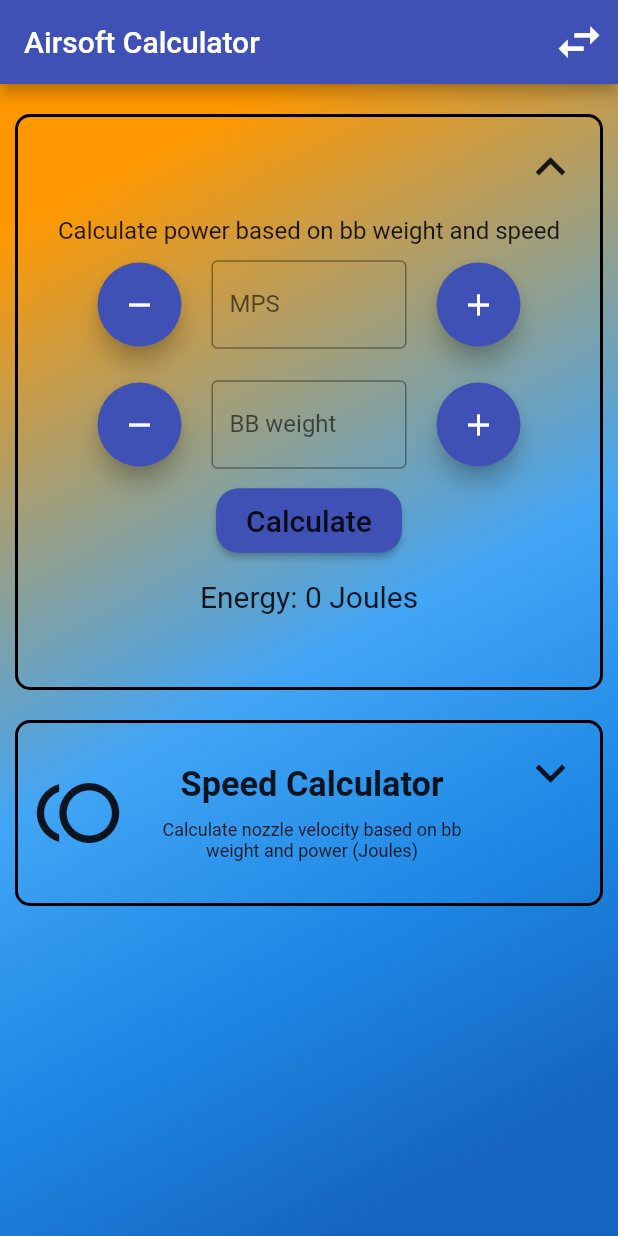
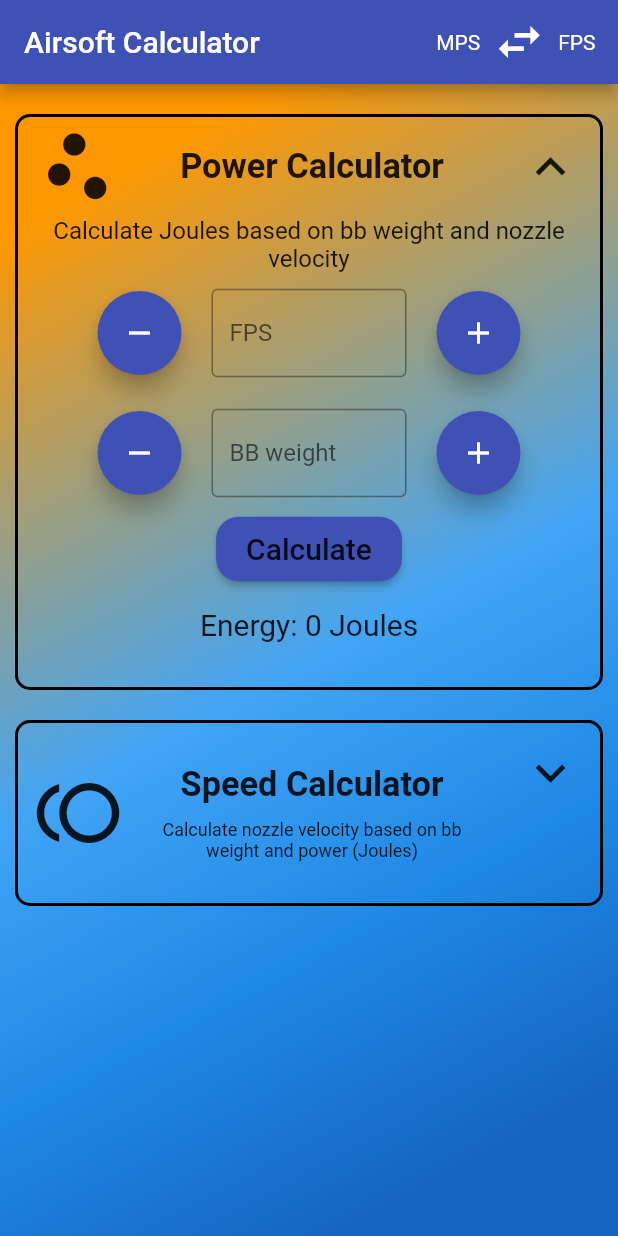
Before and after one commit to vladimir-grigore/airsoft_fps_calculator-, a Flutter app: the screen it shows after launch, after a tap on the "keyboard arrow down" icon, on a phone screen of 412 x 824 dp. Run offline on Flutter 3.47's test engine with Material 2 defaults, Android fonts, the phone set to English and light mode, and no system bars; missing offline and left inert: firebase_admob; accounts and stored records are empty; Roboto replaces fonts that are missing (Yantramanav-Thin).

Commit message:
Bug fixes

```diff
--- a/lib/components/joules_calculator.dart
+++ b/lib/components/joules_calculator.dart
@@ -50,6 +50,8 @@ class _JoulesCalculator extends State<JoulesCalculator> {
 
   void calculateJoules() {
     if(_weightController.text == "" || _speedController.text == "") {
+      joules = 0.toStringAsFixed(2);
+    } else if(double.parse(_weightController.text) < 0 || double.parse(_speedController.text) < 0) {
       joules = 0.toStringAsFixed(2);
     } else {
       double _joules = 0.5 * (double.parse(_weightController.text) / 1000) * pow(convertSpeed(), 2);
@@ -141,7 +143,7 @@ class _JoulesCalculator extends State<JoulesCalculator> {
         Padding(
           padding: EdgeInsets.symmetric(horizontal: 20.0),
           child: Text(
-            "Calculate power based on bb weight and speed",
+            'Calculate Joules based on bb weight and nozzle velocity',
             textAlign: TextAlign.center,
             style: TextStyle(fontSize: 16, fontFamily: "Yantramanav-Thin", fontWeight: FontWeight.w400),
           ),
--- a/lib/components/power_card.dart
+++ b/lib/components/power_card.dart
@@ -96,14 +96,21 @@ class _PowerCard extends State<PowerCard> {
                 height: MediaQuery.of(context).size.height,
                 child: ListView(
                   children: <Widget>[
-                    Container(
-                      width: MediaQuery.of(context).size.width,
-                      alignment: Alignment.centerRight,
-                      child: Padding(
-                        padding: EdgeInsets.all(5.0),
-                        child: IconButton(
-                          iconSize: 40.0,
-                          icon: Icon(Icons.keyboard_arrow_up),
+                    Row(
+                      mainAxisAlignment: MainAxisAlignment.spaceBetween,
+                      children: <Widget>[
+                        Padding(
+                          padding: EdgeInsets.only(left: 10),
+                          child: Icon(Icons.scatter_plot, size: 60.0,),
+                        ),
+                        Text('Power Calculator',
+                          style: TextStyle(fontSize: titleFontSize(context), fontWeight: FontWeight.bold)
+                        ),
+                        Padding(
+                          padding: EdgeInsets.all(5.0),
+                          child: IconButton(
+                            iconSize: 40.0,
+                            icon: Icon(Icons.keyboard_arrow_up),
                             onPressed: () {
                               setState(() {
                                 widget.onExpand("powerCard");
@@ -111,6 +118,7 @@ class _PowerCard extends State<PowerCard> {
                             },
                           ),
                         ),
+                      ],
                     ),
                     JoulesCalculator(system: widget.system),
                   ],
--- a/lib/components/speed_calculator.dart
+++ b/lib/components/speed_calculator.dart
@@ -39,6 +39,10 @@ class _SpeedCalculator extends State<SpeedCalculator> {
 
   void calculateSpeed() {
     if(_joulesController.text == "" || _weightController.text == "") {
+      setState(() {
+        speed = 0.toStringAsFixed(2);
+      });
+    } else if(double.parse(_joulesController.text) < 0 || double.parse(_weightController.text) < 0) {
       setState(() {
         speed = 0.toStringAsFixed(2);
       });
@@ -133,7 +137,7 @@ class _SpeedCalculator extends State<SpeedCalculator> {
         Padding(
           padding: EdgeInsets.symmetric(horizontal: 20.0),
           child: Text(
-            "Calculate speed based on bb weight and power",
+            'Calculate nozzle velocity based on bb weight and power (Joules)',
             textAlign: TextAlign.center,
             style: TextStyle(fontSize: 16, fontFamily: "Yantramanav-Thin", fontWeight: FontWeight.w400),
           ),
--- a/lib/components/speed_card.dart
+++ b/lib/components/speed_card.dart
@@ -97,14 +97,21 @@ class _SpeedCard extends State<SpeedCard> {
                 height: MediaQuery.of(context).size.height,
                 child: ListView(
                   children: <Widget>[
-                    Container(
-                      width: MediaQuery.of(context).size.width,
-                      alignment: Alignment.centerRight,
-                      child: Padding(
-                        padding: EdgeInsets.all(5.0),
-                        child: IconButton(
-                          iconSize: 40.0,
-                          icon: Icon(Icons.keyboard_arrow_up),
+                    Row(
+                      mainAxisAlignment: MainAxisAlignment.spaceBetween,
+                      children: <Widget>[
+                        Padding(
+                          padding: EdgeInsets.only(left: 10),
+                          child: Icon(Icons.toll, size: 60.0,),
+                        ),
+                        Text("Speed Calculator",
+                          style: TextStyle(fontSize: titleFontSize(context), fontWeight: FontWeight.bold)
+                        ),
+                        Padding(
+                          padding: EdgeInsets.all(5.0),
+                          child: IconButton(
+                            iconSize: 40.0,
+                            icon: Icon(Icons.keyboard_arrow_up),
                             onPressed: () {
                               setState(() {
                                 widget.onExpand("speedCard");
@@ -112,6 +119,7 @@ class _SpeedCard extends State<SpeedCard> {
                             },
                           ),
                         ),
+                      ],
                     ),
                     SpeedCalculator(system: widget.system),
                   ],
--- a/lib/main.dart
+++ b/lib/main.dart
@@ -32,7 +32,7 @@ class MyHomePage extends StatefulWidget {
 }
 
 class _MyHomePageState extends State<MyHomePage> {
-  String system = "metric";
+  String system = "imperial";
   bool powerCardExpanded = false;
   bool speedCardExpanded = false;
   BannerAd _bannerAd;
@@ -44,13 +44,14 @@ class _MyHomePageState extends State<MyHomePage> {
   );
 
   String getAdUnitId() {
-    if(Platform.isAndroid) {
-     return "ca-app-pub-6798433568226907/7035588275";
-    } else if(Platform.isIOS) {
-     return "ca-app-pub-6798433568226907/8521018195";
-    } else {
+    // if(Platform.isAndroid) {
+    //  return "ca-app-pub-6798433568226907/7035588275";
+    // } else if(Platform.isIOS) {
+    //  return "ca-app-pub-6798433568226907/8521018195";
+    // } else {
+    //   return BannerAd.testAdUnitId;
+    // }
     return BannerAd.testAdUnitId;
-    }
   }
 
   BannerAd createBannerAd() {
@@ -120,9 +121,15 @@ class _MyHomePageState extends State<MyHomePage> {
 
   Widget build(BuildContext context) {
     return Scaffold(
+      resizeToAvoidBottomPadding: false,
       appBar: AppBar(
         title: Text("Airsoft Calculator"),
         actions: <Widget>[
+          Padding(
+            padding: EdgeInsets.only(right: 15.0),
+            child: Row(
+              children: <Widget>[
+                Text("MPS"),
                 IconButton(
                   iconSize: 36,
                   icon: Icon(Icons.swap_horiz),
@@ -130,9 +137,14 @@ class _MyHomePageState extends State<MyHomePage> {
                     swapMeasurementSystem();
                   },
                 ),
+                Text("FPS"),
+              ],
+            ),
+          ),
         ],
       ),
       body: Container(
+        padding: EdgeInsets.only(bottom: 50.0),
         decoration: BoxDecoration(
           gradient: LinearGradient(
             begin: Alignment.topLeft,
@@ -146,8 +158,6 @@ class _MyHomePageState extends State<MyHomePage> {
             ],
           )
         ),
-        child: Padding(
-          padding: EdgeInsets.only(bottom: 50.0),
         child: ListView(
           controller: _scrollController,
           children: <Widget>[
@@ -157,7 +167,6 @@ class _MyHomePageState extends State<MyHomePage> {
           ],
         ),
       ),
-      ),
     );
   }
 }
```
Lines whose indentation alone changed are shown as unchanged.
